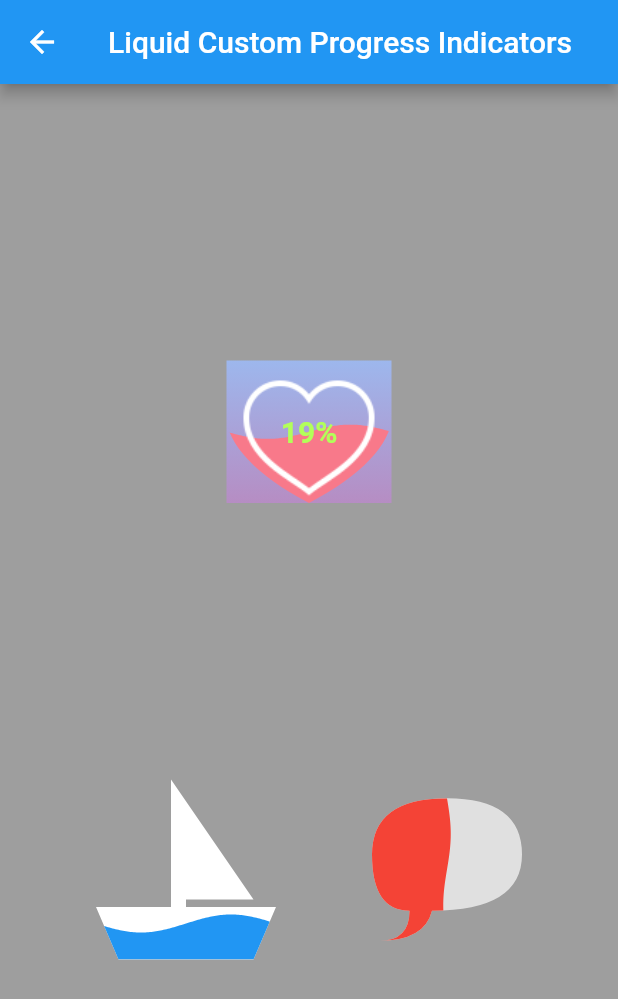
After one commit to tovidd/todolist_flutter, a Flutter app: the CustomLiquidProgressIndicator screen opened by its route, on a phone screen of 412 x 824 dp. The commit adds this screen. Shown: the top 999 px of the screen. Run offline on Flutter 3.47's test engine with Material 2 defaults, Android fonts, the light colour scheme and no system bars; our stand-ins replace charts_flutter, flutter_custom_clippers, flutter_datetime_picker, flutter_spinkit, liquid_progress_indicator, numberpicker and 1 more; missing offline and left inert: animated_floatactionbuttons, tutorial_coach_mark.

Commit message:
add "review slider" add "custom liquid progress indicator"

```diff
--- a/lib/todo/src/app.dart
+++ b/lib/todo/src/app.dart
@@ -21,6 +21,7 @@ import 'screen/setting/privacy_policy/privacy_policy_screen.dart';
 import 'screen/widget/widget_screen.dart';
 import 'screen/widget/slider/custom_number_picker_screen.dart';
 import 'screen/widget/slider/review_slider.dart';
+import 'screen/widget/progress_indicator/custom_liquid_progress_indicator.dart';
 
 class App extends StatelessWidget {
   @override
@@ -93,7 +94,12 @@ class App extends StatelessWidget {
         return MaterialPageRoute(builder: (_) => CustomNumberPickerScreen());
         break;
       case ReviewSlider.routeName:
-        return MaterialPageRoute(builder: (_) => ReviewSlider());
+        return MaterialPageRoute(
+            builder: (_) => ReviewSlider(onChange: (val) {}));
+        break;
+      case CustomLiquidProgressIndicator.routeName:
+        return MaterialPageRoute(
+            builder: (_) => CustomLiquidProgressIndicator());
         break;
       default:
         MaterialPageRoute(builder: (_) => pageNotFound());
--- /dev/null
+++ b/lib/todo/src/screen/widget/progress_indicator/custom_liquid_progress_indicator.dart
@@ -0,0 +1,167 @@
+import 'package:flutter/cupertino.dart';
+import 'package:flutter/material.dart';
+import 'package:liquid_progress_indicator/liquid_progress_indicator.dart';
+
+class CustomLiquidProgressIndicator extends StatelessWidget {
+  static const routeName = '/custom_liquid_progress_indicator';
+
+  @override
+  Widget build(BuildContext context) {
+    return Scaffold(
+      appBar: AppBar(
+        title: Text("Liquid Custom Progress Indicators"),
+      ),
+      body: Column(
+        mainAxisAlignment: MainAxisAlignment.spaceEvenly,
+        children: <Widget>[
+          _AnimatedLiquidCustomProgressIndicator(),
+          Row(
+            mainAxisAlignment: MainAxisAlignment.spaceEvenly,
+            children: <Widget>[
+              LiquidCustomProgressIndicator(
+                direction: Axis.vertical,
+                value: 0.2,
+                shapePath: _buildBoatPath(),
+              ),
+              LiquidCustomProgressIndicator(
+                direction: Axis.horizontal,
+                backgroundColor: Colors.grey[300],
+                valueColor: AlwaysStoppedAnimation(Colors.red),
+                shapePath: _buildSpeechBubblePath(),
+              ),
+            ],
+          )
+        ],
+      ),
+      backgroundColor: Colors.grey,
+    );
+  }
+
+  Path _buildBoatPath() {
+    return Path()
+      ..moveTo(15, 120)
+      ..lineTo(0, 85)
+      ..lineTo(50, 85)
+      ..lineTo(50, 0)
+      ..lineTo(105, 80)
+      ..lineTo(60, 80)
+      ..lineTo(60, 85)
+      ..lineTo(120, 85)
+      ..lineTo(105, 120)
+      ..close();
+  }
+
+  Path _buildSpeechBubblePath() {
+    return Path()
+      ..moveTo(50, 0)
+      ..quadraticBezierTo(0, 0, 0, 37.5)
+      ..quadraticBezierTo(0, 75, 25, 75)
+      ..quadraticBezierTo(25, 95, 5, 95)
+      ..quadraticBezierTo(35, 95, 40, 75)
+      ..quadraticBezierTo(100, 75, 100, 37.5)
+      ..quadraticBezierTo(100, 0, 50, 0)
+      ..close();
+  }
+}
+
+class _AnimatedLiquidCustomProgressIndicator extends StatefulWidget {
+  @override
+  State<StatefulWidget> createState() =>
+      _AnimatedLiquidCustomProgressIndicatorState();
+}
+
+class _AnimatedLiquidCustomProgressIndicatorState
+    extends State<_AnimatedLiquidCustomProgressIndicator>
+    with SingleTickerProviderStateMixin {
+  AnimationController _animationController;
+
+  @override
+  void initState() {
+    super.initState();
+    _animationController = AnimationController(
+      vsync: this,
+      duration: Duration(seconds: 10),
+    );
+
+    _animationController.addListener(() => setState(() {}));
+    _animationController.repeat();
+  }
+
+  @override
+  void dispose() {
+    _animationController.dispose();
+    super.dispose();
+  }
+
+  @override
+  Widget build(BuildContext context) {
+    final percentage = _animationController.value * 100;
+    return Container(
+      child: Stack(
+        children: <Widget>[
+          LiquidCustomProgressIndicator(
+            direction: Axis.vertical,
+            backgroundColor: Colors.transparent,
+            shapePath: _buildHeartPath(),
+            center: Container(
+              decoration: BoxDecoration(
+                gradient: LinearGradient(
+                    begin: Alignment.topCenter,
+                    end: Alignment.bottomCenter,
+                    colors: [Color(0xFF9DB7ED), Color(0xFFB68DC3)]),
+              ),
+            ),
+          ),
+          LiquidCustomProgressIndicator(
+            value: 0.5,
+            direction: Axis.vertical,
+            backgroundColor: Colors.transparent,
+            valueColor: AlwaysStoppedAnimation(Color(0xFFF8798A)),
+            shapePath: _buildHeartPath(),
+            center: Text(
+              "${percentage.toStringAsFixed(0)}%",
+              style: TextStyle(
+                color: Colors.lightGreenAccent,
+                fontSize: 20.0,
+                fontWeight: FontWeight.bold,
+              ),
+            ),
+          ),
+          Positioned.fill(
+            child: Align(
+              alignment: Alignment.center,
+              child: Image.asset(
+                'assets/ic_heart.png',
+                color: Colors.white,
+              ),
+            ),
+          )
+        ],
+      ),
+    );
+  }
+
+  Path _buildHeartPath() {
+    return Path()
+      ..moveTo(55, 15)
+      ..cubicTo(55, 12, 50, 0, 30, 0)
+      ..cubicTo(0, 0, 0, 37.5, 0, 37.5)
+      ..cubicTo(0, 55, 20, 77, 55, 95)
+      ..cubicTo(90, 77, 110, 55, 110, 37.5)
+      ..cubicTo(110, 37.5, 110, 0, 80, 0)
+      ..cubicTo(65, 0, 55, 12, 55, 15)
+      ..close();
+  }
+
+  Path _buildHeartPathSmall() {
+    return Path()
+      ..moveTo(55, 15)
+      ..cubicTo(55, 12, 50, 0, 30, 0)
+      ..cubicTo(0, 0, 0, 37.5, 0, 37.5)
+      ..cubicTo(0, 55, 20, 77, 55, 95)
+      ..cubicTo(90, 77, 110, 55, 110, 37.5)
+      ..cubicTo(110, 37.5, 110, 0, 80, 0)
+      ..cubicTo(65, 0, 55, 12, 55, 15)
+      ..close();
+  }
+}
--- a/lib/todo/src/screen/widget/slider/review_slider.dart
+++ b/lib/todo/src/screen/widget/slider/review_slider.dart
@@ -10,10 +10,10 @@ class ReviewSlider extends StatefulWidget {
   const ReviewSlider({
     Key key,
     @required this.onChange,
-    this.initialValue = 2,
+    this.initialValue = 4,
     this.options = const ['Terrible', 'Bad', 'Okay', 'Good', 'Great'],
     this.optionStyle,
-  },)  : assert(
+  })  : assert(
           initialValue > 0 && initialValue <= 4,
           'Initial value should be between 0 and 4',
         ),
--- a/lib/todo/src/screen/widget/widget_screen.dart
+++ b/lib/todo/src/screen/widget/widget_screen.dart
@@ -2,6 +2,7 @@ import 'package:flutter/material.dart';
 
 import 'slider/custom_number_picker_screen.dart';
 import 'slider/review_slider.dart';
+import 'progress_indicator/custom_liquid_progress_indicator.dart';
 
 class WidgetScreen extends StatelessWidget {
   static const routeName = '/widget_screen';
@@ -25,6 +26,7 @@ class WidgetScreen extends StatelessWidget {
         children: <Widget>[
           card(context, CustomNumberPickerScreen.routeName),
           card(context, ReviewSlider.routeName),
+          card(context, CustomLiquidProgressIndicator.routeName),
         ],
       ),
     );
--- a/pubspec.yaml
+++ b/pubspec.yaml
@@ -31,6 +31,7 @@ dependencies:
   tutorial_coach_mark: ^0.3.0
   flutter_custom_clippers: ^1.1.0
   numberpicker: ^1.1.0
+  liquid_progress_indicator: ^0.3.2
 
   # The following adds the Cupertino Icons font to your application.
   # Use with the CupertinoIcons class for iOS style icons.
```
Also changed, not shown: assets/ic_heart.png (added), pubspec.lock.
